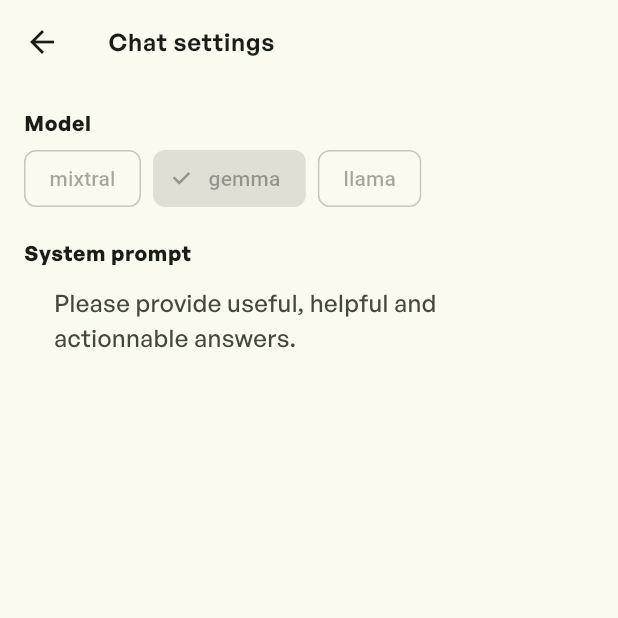
After one commit to stevenosse/lineai, a Flutter app: the ChatSettingsScreen screen opened by its route, on a phone screen of 412 x 824 dp, the top half of it. The commit adds this screen. Run offline on Flutter 3.47's test engine with Material 3 defaults, Android fonts, the phone set to English and light mode, and no system bars; our stand-ins replace auto_route, flutter_svg, get_it, iconsax_plus.

Commit message:
add chat settings screen

```diff
--- a/lineai/lib/src/core/i18n/intl/messages_en.dart
+++ b/lineai/lib/src/core/i18n/intl/messages_en.dart
@@ -22,12 +22,26 @@
 
   final messages = _notInlinedMessages(_notInlinedMessages);
   static Map<String, Function> _notInlinedMessages(_) => <String, Function>{
+        "chatSettings_modelLabel":
+            MessageLookupByLibrary.simpleMessage("Model"),
+        "chatSettings_systemPromptHint": MessageLookupByLibrary.simpleMessage(
+            "Please provide useful, helpful and actionnable answers."),
+        "chatSettings_systemPromptLabel":
+            MessageLookupByLibrary.simpleMessage("System prompt"),
+        "chatSettings_title":
+            MessageLookupByLibrary.simpleMessage("Chat settings"),
         "chat_inputPlaceholder":
             MessageLookupByLibrary.simpleMessage("Message..."),
         "chat_tips_subtitle":
             MessageLookupByLibrary.simpleMessage("for weight loss"),
         "chat_tips_title":
             MessageLookupByLibrary.simpleMessage("Create a workout plan"),
+        "drawer_chatsSectionTitle":
+            MessageLookupByLibrary.simpleMessage("Chats"),
+        "drawer_newConversation":
+            MessageLookupByLibrary.simpleMessage("New conversation"),
+        "drawer_searchHint": MessageLookupByLibrary.simpleMessage("Search"),
+        "drawer_settings": MessageLookupByLibrary.simpleMessage("Settings"),
         "login_btnLabel": MessageLookupByLibrary.simpleMessage("Login"),
         "login_emailHint":
             MessageLookupByLibrary.simpleMessage("hello@adaptiv.io"),
--- a/lineai/lib/src/core/i18n/l10n.dart
+++ b/lineai/lib/src/core/i18n/l10n.dart
@@ -160,6 +160,46 @@
     );
   }
 
+  /// `New conversation`
+  String get drawer_newConversation {
+    return Intl.message(
+      'New conversation',
+      name: 'drawer_newConversation',
+      desc: '',
+      args: [],
+    );
+  }
+
+  /// `Search`
+  String get drawer_searchHint {
+    return Intl.message(
+      'Search',
+      name: 'drawer_searchHint',
+      desc: '',
+      args: [],
+    );
+  }
+
+  /// `Settings`
+  String get drawer_settings {
+    return Intl.message(
+      'Settings',
+      name: 'drawer_settings',
+      desc: '',
+      args: [],
+    );
+  }
+
+  /// `Chats`
+  String get drawer_chatsSectionTitle {
+    return Intl.message(
+      'Chats',
+      name: 'drawer_chatsSectionTitle',
+      desc: '',
+      args: [],
+    );
+  }
+
   /// `Create a workout plan`
   String get chat_tips_title {
     return Intl.message(
@@ -185,6 +225,46 @@
     return Intl.message(
       'Message...',
       name: 'chat_inputPlaceholder',
+      desc: '',
+      args: [],
+    );
+  }
+
+  /// `Chat settings`
+  String get chatSettings_title {
+    return Intl.message(
+      'Chat settings',
+      name: 'chatSettings_title',
+      desc: '',
+      args: [],
+    );
+  }
+
+  /// `Model`
+  String get chatSettings_modelLabel {
+    return Intl.message(
+      'Model',
+      name: 'chatSettings_modelLabel',
+      desc: '',
+      args: [],
+    );
+  }
+
+  /// `System prompt`
+  String get chatSettings_systemPromptLabel {
+    return Intl.message(
+      'System prompt',
+      name: 'chatSettings_systemPromptLabel',
+      desc: '',
+      args: [],
+    );
+  }
+
+  /// `Please provide useful, helpful and actionnable answers.`
+  String get chatSettings_systemPromptHint {
+    return Intl.message(
+      'Please provide useful, helpful and actionnable answers.',
+      name: 'chatSettings_systemPromptHint',
       desc: '',
       args: [],
     );
--- a/lineai/lib/src/core/i18n/l10n/intl_en.arb
+++ b/lineai/lib/src/core/i18n/l10n/intl_en.arb
@@ -13,9 +13,19 @@
   "login_termsLink": "terms of service",
   "login_forgotPasswordLabel": "Forgot your password?",
 
+  "drawer_newConversation": "New conversation",
+  "drawer_searchHint": "Search",
+  "drawer_settings": "Settings",
+  "drawer_chatsSectionTitle": "Chats",
+
   "chat_tips_title": "Create a workout plan",
   "chat_tips_subtitle": "for weight loss",
   "chat_inputPlaceholder": "Message...",
 
+  "chatSettings_title": "Chat settings",
+  "chatSettings_modelLabel": "Model",
+  "chatSettings_systemPromptLabel": "System prompt",
+  "chatSettings_systemPromptHint": "Please provide useful, helpful and actionnable answers.",
+
   "or": "OR"
 }
--- a/lineai/lib/src/core/routing/app_router.dart
+++ b/lineai/lib/src/core/routing/app_router.dart
@@ -1,6 +1,10 @@
 import 'package:auto_route/auto_route.dart';
-import 'package:lineai/src/features/chat_home/ui/chat_home_screen.dart';
+import 'package:lineai/src/features/chat/ui/chat_home_screen.dart';
+import 'package:lineai/src/features/chat/ui/chat_settings_screen.dart';
+import 'package:lineai/src/features/drawer_navigation/ui/drawer_wrapper.dart';
 import 'package:lineai/src/features/login/ui/login_screen.dart';
+import 'package:lineai/src/features/profile/ui/profile_screen.dart';
+import 'package:lineai/src/features/settings/ui/settings_screen.dart';
 
 part 'app_router.gr.dart';
 
@@ -9,6 +13,15 @@
   @override
   List<AutoRoute> routes = [
     AutoRoute(page: LoginRoute.page),
-    AutoRoute(page: ChatHomeRoute.page, initial: true),
+    AutoRoute(
+      page: DrawerRoute.page,
+      initial: true,
+      children: [
+        AutoRoute(page: ChatHomeRoute.page, initial: true),
+        AutoRoute(page: ProfileRoute.page),
+      ],
+    ),
+    AutoRoute(page: ChatSettingsRoute.page),
+    AutoRoute(page: SettingsRoute.page),
   ];
 }
--- /dev/null
+++ b/lineai/lib/src/features/chat/ui/chat_settings_screen.dart
@@ -0,0 +1,72 @@
+import 'package:auto_route/auto_route.dart';
+import 'package:flutter/material.dart';
+import 'package:lineai/src/core/i18n/l10n.dart';
+import 'package:lineai/src/core/theme/dimens.dart';
+import 'package:lineai/src/shared/components/forms/input.dart';
+import 'package:lineai/src/shared/components/gap.dart';
+import 'package:lineai/src/shared/components/main_app_bar.dart';
+import 'package:lineai/src/shared/extensions/context_extensions.dart';
+
+@RoutePage()
+class ChatSettingsScreen extends StatefulWidget {
+  const ChatSettingsScreen({super.key});
+
+  @override
+  State<ChatSettingsScreen> createState() => _ChatSettingsScreenState();
+}
+
+class _ChatSettingsScreenState extends State<ChatSettingsScreen> {
+  final _systemPromptController = TextEditingController();
+
+  @override
+  void dispose() {
+    _systemPromptController.dispose();
+    super.dispose();
+  }
+
+  @override
+  Widget build(BuildContext context) {
+    return Scaffold(
+      appBar: MainAppBar(
+        title: I18n.of(context).chatSettings_title,
+      ),
+      body: Padding(
+        padding: const EdgeInsets.all(Dimens.spacing),
+        child: Column(
+          crossAxisAlignment: CrossAxisAlignment.start,
+          children: [
+            Text(
+              I18n.of(context).chatSettings_modelLabel,
+              style: Theme.of(context).textTheme.bodySmall?.copyWith(fontWeight: FontWeight.bold),
+            ),
+            const Gap.vertical(height: Dimens.minSpacing),
+            Wrap(
+              spacing: Dimens.halfSpacing,
+              runSpacing: Dimens.spacing,
+              children: [
+                ...['mixtral', 'gemma', 'llama'].map(
+                  (e) => ChoiceChip(label: Text(e), selected: e == 'gemma'),
+                ),
+              ],
+            ),
+            const Gap.vertical(height: Dimens.spacing),
+            Text(
+              I18n.of(context).chatSettings_systemPromptLabel,
+              style: Theme.of(context).textTheme.bodySmall?.copyWith(fontWeight: FontWeight.bold),
+            ),
+            const Gap.vertical(height: Dimens.minSpacing),
+            Input(
+              controller: _systemPromptController,
+              isBorderless: true,
+              fillColor: context.colorScheme.surface,
+              hintText: I18n.of(context).chatSettings_systemPromptHint,
+              filled: true,
+              minLines: 4,
+              maxLines: 4,
+            ),
+          ],
+        ),
+      ),
+    );
+  }
+}
--- a/lineai/lib/src/features/chat_home/ui/components/tips_card.dart
+++ b/lineai/lib/src/features/chat/ui/components/tips_card.dart
@@ -14,7 +14,7 @@
   @override
   Widget build(BuildContext context) {
     return Padding(
-      padding: const EdgeInsets.symmetric(horizontal: Dimens.halfSpacing),
+      padding: const EdgeInsets.only(right: Dimens.halfSpacing),
       child: Card(
         surfaceTintColor: Colors.transparent,
         margin: EdgeInsets.zero,
--- a/lineai/lib/src/shared/components/forms/input.dart
+++ b/lineai/lib/src/shared/components/forms/input.dart
@@ -10,6 +10,7 @@
   final String? hintText;
   final TextStyle? hintStyle;
   final TextStyle? style;
+  final Widget? prefixIcon;
   final Widget? suffixIcon;
   final Color? cursorColor;
   final bool? filled;
@@ -34,6 +35,7 @@
     this.hintText,
     this.hintStyle,
     this.style,
+    this.prefixIcon,
     this.suffixIcon,
     this.cursorColor,
     this.filled,
@@ -68,7 +70,9 @@
           const Gap.vertical(height: Dimens.minSpacing),
         ],
         SizedBox(
-          height: kMinInteractiveDimension,
+          height: minLines != null ? null : kMinInteractiveDimension,
+          child: ClipRRect(
+            borderRadius: BorderRadius.circular(Dimens.borderRadius),
             child: TextFormField(
               autofillHints: autofillHints,
               controller: controller,
@@ -83,10 +87,12 @@
               textInputAction: textInputAction,
               onFieldSubmitted: onSubmitted,
               decoration: InputDecoration(
+                contentPadding: const EdgeInsets.symmetric(vertical: Dimens.halfSpacing, horizontal: Dimens.spacing),
                 hintText: hintText,
                 hintStyle: hintStyle,
                 filled: filled,
                 fillColor: fillColor,
+                prefixIcon: prefixIcon,
                 suffixIcon: suffixIcon,
                 enabled: enabled,
                 enabledBorder: isBorderless
@@ -115,6 +121,7 @@
               validator: validator,
             ),
           ),
+        ),
       ],
     );
   }
--- /dev/null
+++ b/lineai/lib/src/shared/components/main_app_bar.dart
@@ -0,0 +1,25 @@
+import 'package:auto_route/auto_route.dart';
+import 'package:flutter/material.dart';
+
+class MainAppBar extends StatelessWidget implements PreferredSizeWidget {
+  const MainAppBar({
+    super.key,
+    required this.title,
+  });
+
+  final String title;
+
+  @override
+  Widget build(BuildContext context) {
+    return AppBar(
+      leading: const AutoLeadingButton(),
+      title: Text(
+        title,
+        style: Theme.of(context).textTheme.bodyLarge,
+      ),
+    );
+  }
+
+  @override
+  Size get preferredSize => const Size.fromHeight(kToolbarHeight);
+}
```
Also changed, not shown: lineai/lib/gen/assets.gen.dart (+0 -76 lines), lineai/lib/src/features/chat/ui/chat_home_screen.dart (added, +92 -0 lines), lineai/lib/src/features/chat_home/ui/chat_home_screen.dart (deleted, +0 -122 lines), lineai/lib/src/features/profile/ui/profile_screen.dart (added, +17 -0 lines), lineai/lib/src/features/settings/ui/settings_screen.dart (+17 -0 lines), lineai/lib/src/shared/components/labeled_divider.dart (+6 -2 lines), lineai/lib/src/core/routing/app_router.gr.dart. Lines whose indentation alone changed are shown as unchanged.
